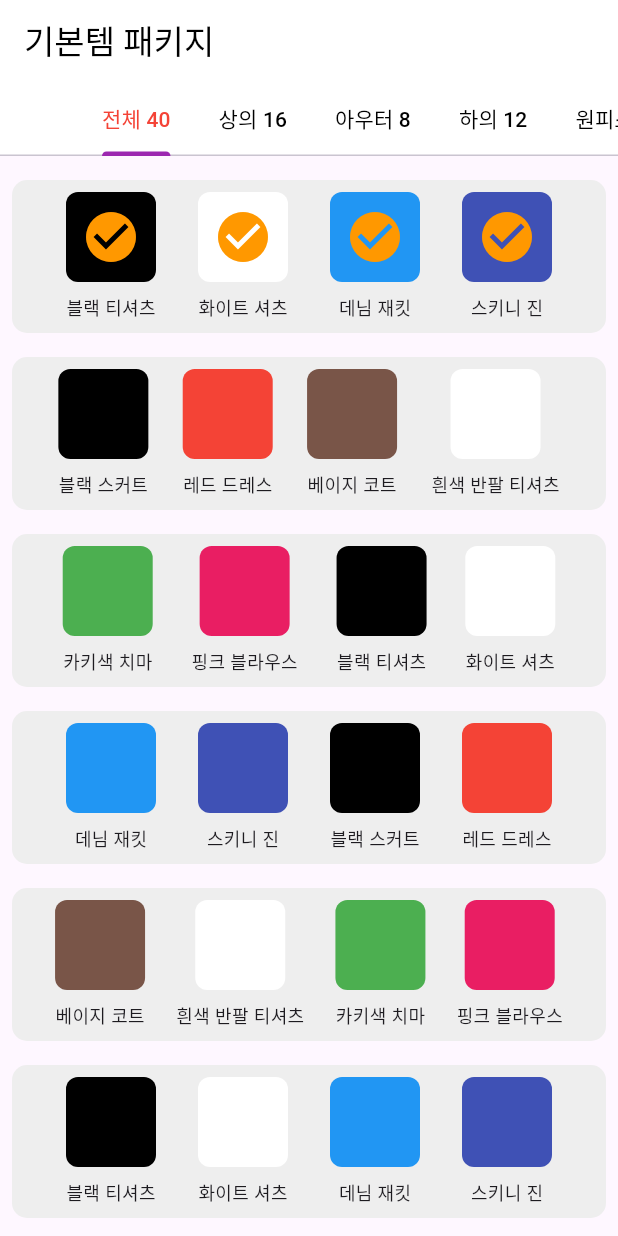
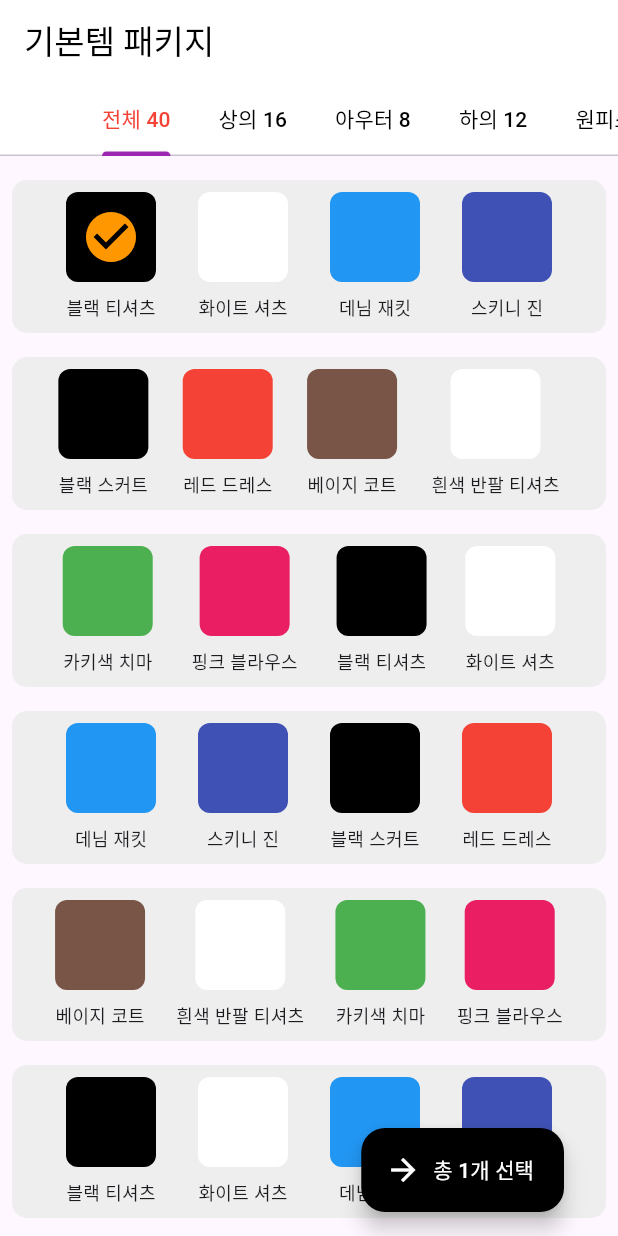
Before and after one commit to REFACTOR-GUNWOO/ttal_kkak, a Flutter app: the OnboardingAddClothesPage screen opened directly, after a tap on "블랙 티셔츠", on a phone screen of 412 x 824 dp. Run offline on Flutter 3.47's test engine with Material 3 defaults, Android fonts, the phone set to English and light mode, and no system bars; our stand-ins replace flutter_colorpicker, shared_preferences; accounts and stored records are empty.

Commit message:
FIX : 온보딩 과정에서 등록한 옷이 정상적으로 등록되도록 수정

```diff
--- a/lib/clothes.dart
+++ b/lib/clothes.dart
@@ -21,7 +21,7 @@ class Clothes {
       primaryCategory: json['primaryCategory'],
       secondaryCategory: json['secondaryCategory'],
       details: ClothesDetails.fromJson(json['details']),
-      color: json['color'],
+      color: Color(json['color']),
     );
   }
 
@@ -31,7 +31,7 @@ class Clothes {
       'primaryCategory': primaryCategory,
       'secondaryCategory': secondaryCategory,
       'details': details.toJson(),
-      'color': color,
+      'color': color.value,
     };
   }
 }
--- a/lib/onboarding_clothes_grid.dart
+++ b/lib/onboarding_clothes_grid.dart
@@ -1,5 +1,8 @@
 import 'package:flutter/material.dart';
 import 'package:ttal_kkak/clothes.dart';
+import 'package:ttal_kkak/clothes_repository.dart';
+import 'package:ttal_kkak/main_page.dart';
+import 'package:ttal_kkak/utils/custom_floating_action_button_location.dart';
 
 class OnboardingClothesGrid extends StatefulWidget {
   final List<Clothes> clothesList;
@@ -10,19 +13,22 @@ class OnboardingClothesGrid extends StatefulWidget {
 }
 
 class _OnboardingClothesGridState extends State<OnboardingClothesGrid> {
-  List<bool> selected = List.generate(10, (_) => false);
   late List<Clothes> clothesList;
-
+  late Map<int, bool> selected;
+  late Set<Clothes> selectedClothes;
   @override
   void initState() {
     super.initState();
-    // 초기 상태를 인자로 받은 값으로 설정합니다.
     clothesList = widget.clothesList;
+    selectedClothes = Set();
+    // 선택 상태를 초기화
+    selected = {for (int i = 0; i < clothesList.length; i++) i: false};
   }
 
   @override
   Widget build(BuildContext context) {
-    return ListView.builder(
+    return Scaffold(
+      body: ListView.builder(
         padding: EdgeInsets.all(8.0),
         itemCount: (clothesList.length / 4).ceil(),
         itemBuilder: (context, index) {
@@ -31,13 +37,7 @@ class _OnboardingClothesGridState extends State<OnboardingClothesGrid> {
               (start + 4) < clothesList.length ? start + 4 : clothesList.length;
           List<Clothes> rowClothes = clothesList.sublist(start, end);
 
-        return GestureDetector(
-            onTap: () {
-              setState(() {
-                selected[index] = !selected[index];
-              });
-            },
-            child: Container(
+          return Container(
             margin: EdgeInsets.symmetric(vertical: 8.0),
             padding: EdgeInsets.all(8.0),
             decoration: BoxDecoration(
@@ -47,11 +47,34 @@ class _OnboardingClothesGridState extends State<OnboardingClothesGrid> {
             child: Row(
               mainAxisAlignment: MainAxisAlignment.spaceEvenly,
               children: rowClothes
-                    .map((clothes) => _buildClothesCard(clothes, index))
+                  .asMap()
+                  .entries
+                  .map((clothes) => GestureDetector(
+                      onTap: () {
+                        setState(() {
+                          int index = clothes.key + start;
+                          print(index);
+                          selected[index] = !selected[index]!;
+                          if (selected[index]!) {
+                            Set<Clothes> newSelectedClothes = selectedClothes;
+                            newSelectedClothes.add(clothes.value);
+                            selectedClothes = newSelectedClothes;
+                            print(selectedClothes);
+                          }
+                        });
+                      },
+                      child: _buildClothesCard(
+                          clothes.value, clothes.key + start)))
                   .toList(),
             ),
-            ));
+          );
         },
+      ),
+      floatingActionButton: _buildFloatingActionButton(),
+      floatingActionButtonLocation: CustomFloatingActionButtonLocation(
+        FloatingActionButtonLocation.endFloat, // 기본 위치를 기준으로
+        offsetX: -20.0, // X축 위치를 오른쪽으로 이동
+      ),
     );
   }
 
@@ -69,7 +92,7 @@ class _OnboardingClothesGridState extends State<OnboardingClothesGrid> {
                 borderRadius: BorderRadius.circular(8.0),
               ),
             ),
-            if (selected[index])
+            if (selected[index]!)
               AnimatedOpacity(
                 opacity: 1.0,
                 duration: Duration(milliseconds: 300),
@@ -86,4 +109,25 @@ class _OnboardingClothesGridState extends State<OnboardingClothesGrid> {
       ],
     );
   }
+
+  Widget _buildFloatingActionButton() {
+    int selectedCount =
+        selected.values.where((isSelected) => isSelected).length;
+    return FloatingActionButton.extended(
+      onPressed: () async {
+        print("_buildFloatingActionButton : $selectedClothes");
+        await ClothesRepository().addClothesList(selectedClothes);
+        // 플로팅 버튼 클릭 시의 동작
+        Navigator.of(context).pushReplacement(
+          MaterialPageRoute(builder: (context) => MainPage()),
+        );
+      },
+      backgroundColor: Colors.black,
+      label: Text(
+        '총 $selectedCount개 선택',
+        style: TextStyle(color: Colors.white),
+      ),
+      icon: Icon(Icons.arrow_forward, color: Colors.white),
+    );
   }
+}
--- /dev/null
+++ b/lib/utils/custom_floating_action_button_location.dart
@@ -0,0 +1,19 @@
+import 'package:flutter/material.dart';
+
+class CustomFloatingActionButtonLocation extends FloatingActionButtonLocation {
+  final FloatingActionButtonLocation baseLocation;
+  final double offsetX;
+  final double offsetY;
+
+  CustomFloatingActionButtonLocation(this.baseLocation,
+      {this.offsetX = 0, this.offsetY = 0});
+
+  @override
+  Offset getOffset(ScaffoldPrelayoutGeometry scaffoldGeometry) {
+    // 기본 위치의 오프셋을 가져옵니다.
+    Offset baseOffset = baseLocation.getOffset(scaffoldGeometry);
+
+    // 오프셋을 추가하여 새로운 위치를 반환합니다.
+    return Offset(baseOffset.dx + offsetX, baseOffset.dy + offsetY);
+  }
+}
```
Also changed, not shown: lib/clothes_repository.dart (added, +54 -0 lines), lib/main_page.dart (+19 -2 lines), 2 other files. Lines whose indentation alone changed are shown as unchanged.
